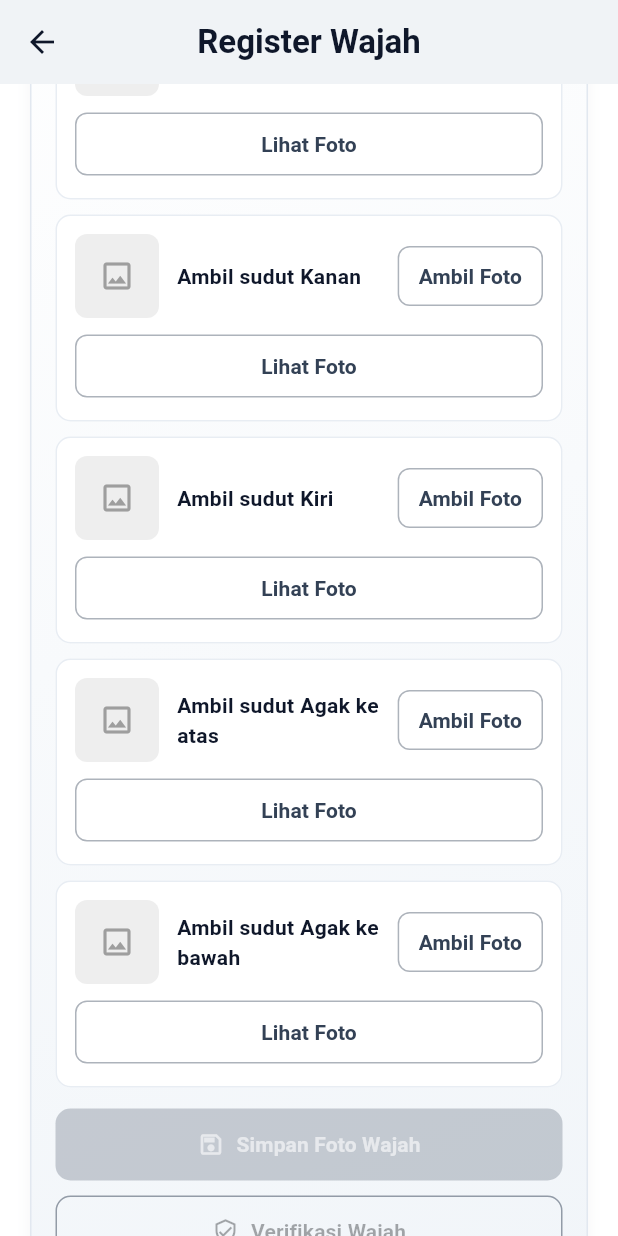
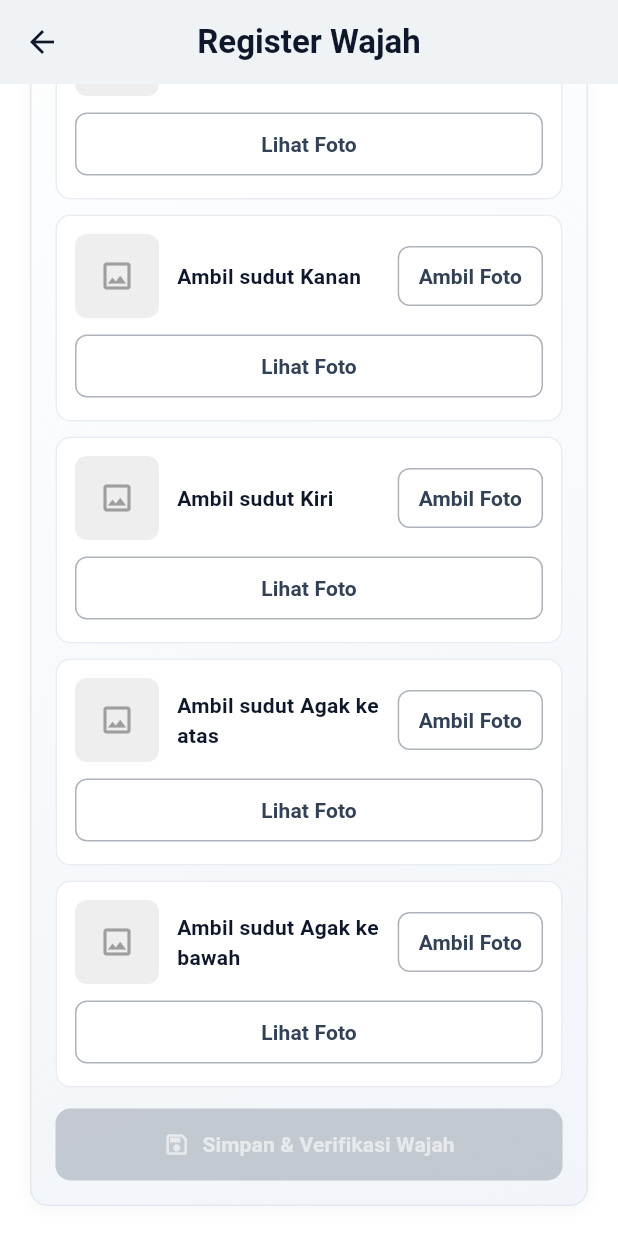
Before and after one commit to andhikahazra/attenzo-smart-attendance-pt-sport-glove-indonesia, a Flutter app: the FaceRegistrationScreen screen opened directly, scrolled down 178 dp, on a phone screen of 412 x 824 dp. Run offline on Flutter 3.47's test engine with Material 3 defaults, Android fonts, the phone set to English and light mode, and no system bars; our stand-ins replace camera, permission_handler; accounts and stored records are empty; Roboto replaces fonts that are missing (Poppins).

Commit message:
refactor: Improve code structure and readability

```diff
--- a/lib/screens/face_registration_screen.dart
+++ b/lib/screens/face_registration_screen.dart
@@ -166,35 +166,7 @@ class _FaceRegistrationBodyState extends State<_FaceRegistrationBody> {
                       child: CircularProgressIndicator(strokeWidth: 2, color: Colors.white),
                     )
                   : const Text(
-                      'Simpan Foto Wajah',
-                      style: TextStyle(fontWeight: FontWeight.bold),
-                    ),
-            ),
-          ),
-          const SizedBox(height: 10),
-          SizedBox(
-            width: double.infinity,
-            child: OutlinedButton.icon(
-              onPressed: state.isVerifying || !state.isComplete
-                  ? null
-                  : () => _verifyPhotos(context, state),
-              style: OutlinedButton.styleFrom(
-                foregroundColor: AppColors.primary,
-                side: BorderSide(color: AppColors.primary.withOpacity(0.5)),
-                padding: const EdgeInsets.symmetric(vertical: 14),
-                shape: RoundedRectangleBorder(
-                  borderRadius: BorderRadius.circular(10),
-                ),
-              ),
-              icon: const Icon(Icons.verified_user_outlined),
-              label: state.isVerifying
-                  ? const SizedBox(
-                      width: 18,
-                      height: 18,
-                      child: CircularProgressIndicator(strokeWidth: 2),
-                    )
-                  : const Text(
-                      'Verifikasi Wajah',
+                      'Simpan & Verifikasi Wajah',
                       style: TextStyle(fontWeight: FontWeight.bold),
                     ),
             ),
@@ -373,42 +345,12 @@ class _FaceRegistrationBodyState extends State<_FaceRegistrationBody> {
       await state.savePhotos(token: token);
       if (!context.mounted) return;
       ScaffoldMessenger.of(context).showSnackBar(
-        const SnackBar(content: Text('Foto wajah berhasil diunggah.')),
+        const SnackBar(content: Text('Foto wajah berhasil disimpan & diverifikasi.')),
       );
     } catch (e) {
       if (!context.mounted) return;
       ScaffoldMessenger.of(context).showSnackBar(
         SnackBar(content: Text('Gagal menyimpan foto: $e')),
-      );
-    }
-  }
-
-  Future<void> _verifyPhotos(BuildContext context, FaceRegistrationState state) async {
-    final auth = context.read<AuthState>();
-    final token = auth.token;
-    if (!state.isComplete) {
-      ScaffoldMessenger.of(context).showSnackBar(
-        const SnackBar(content: Text('Lengkapi 5 foto sebelum verifikasi.')),
-      );
-      return;
-    }
-    if (token == null || auth.user == null) {
-      ScaffoldMessenger.of(context).showSnackBar(
-        const SnackBar(content: Text('Sesi tidak ditemukan, silakan login ulang.')),
-      );
-      return;
-    }
-
-    try {
-      await state.verifyLocalSet(token: token);
-      if (!context.mounted) return;
-      ScaffoldMessenger.of(context).showSnackBar(
-        const SnackBar(content: Text('Verifikasi wajah berhasil.')),
-      );
-    } catch (e) {
-      if (!context.mounted) return;
-      ScaffoldMessenger.of(context).showSnackBar(
-        SnackBar(content: Text('Verifikasi gagal: $e')),
       );
     }
   }
```
